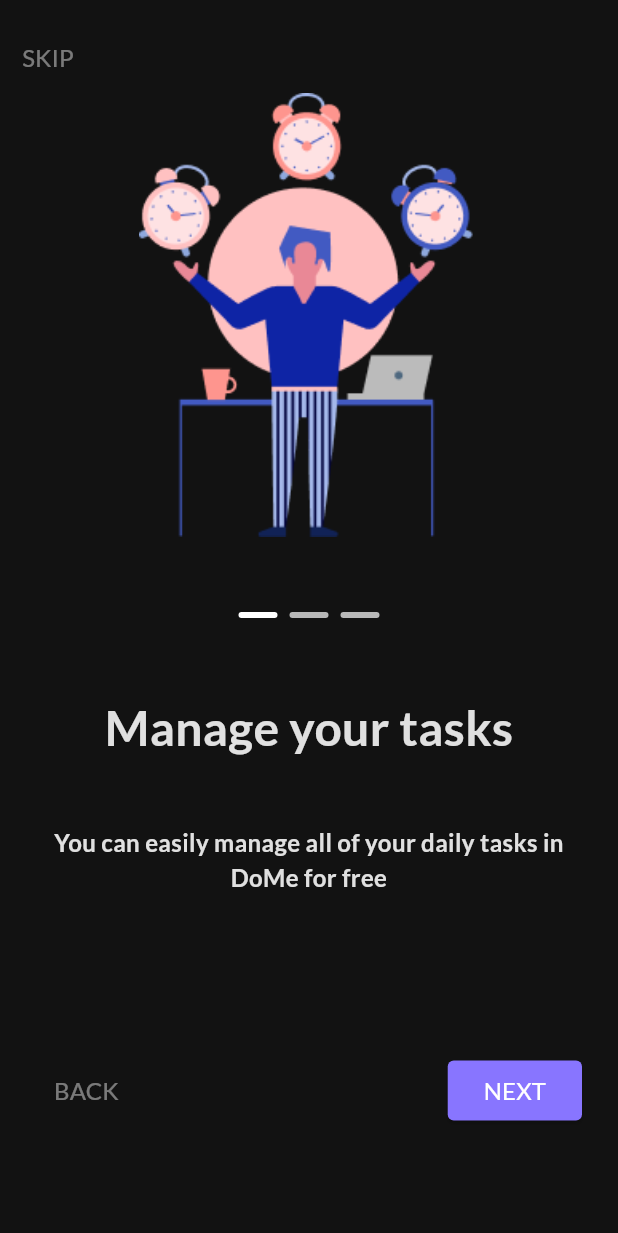
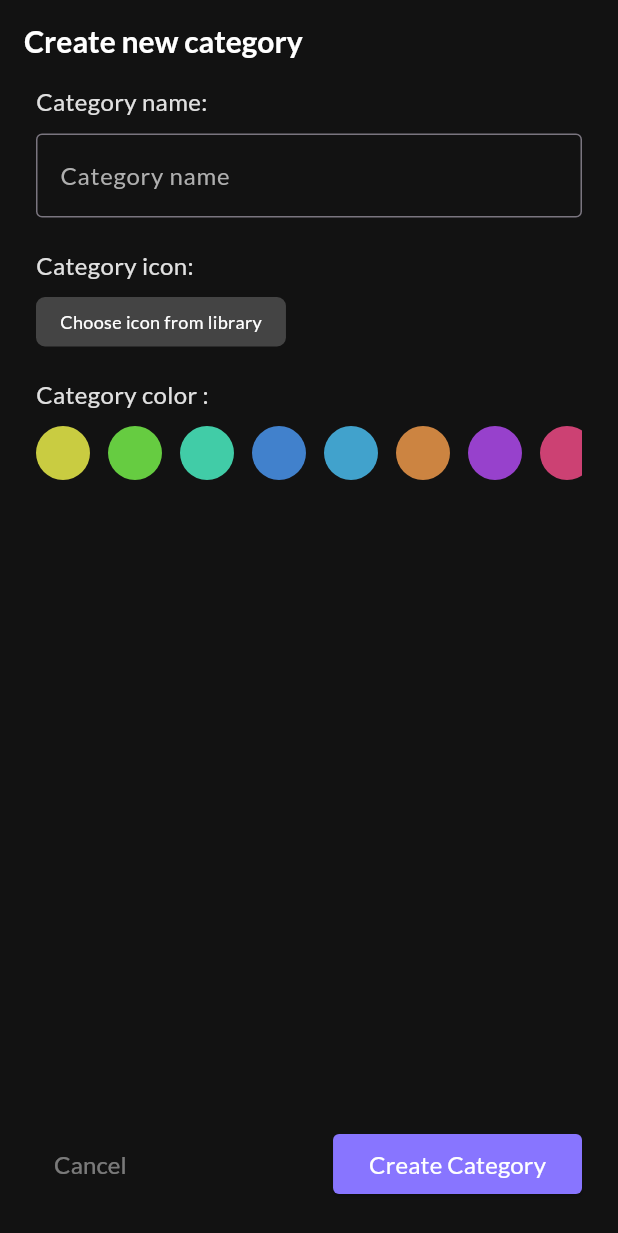
Before and after one commit to NgocDangVan/todolist_pro_app, a Flutter app: the screen it shows after launch, on a phone screen of 412 x 824 dp. Shown: the top 1233 px of the screen. Run offline on Flutter 3.47's test engine with Material 3 defaults, Android fonts, the phone set to English and light mode, and no system bars; our stand-ins replace easy_localization, shared_preferences; missing offline and left inert: dart:ffi.

Commit message:
Make category create UI

```diff
--- a/assets/translations/en.json
+++ b/assets/translations/en.json
@@ -1,4 +1,12 @@
 {
+  "common_cancel": "Cancel",
   "welcome_title": "Welcome to UpTodo",
-  "welcome_description": "Please login to your account or create new account to continue"
+  "welcome_description": "Please login to your account or create new account to continue",
+  "Create_category_page_title": "Create new category",
+  "Create_category_form_category_name_label": "Category name: ",
+  "Create_category_form_category_name_placeholder": "Category name",
+  "Create_category_form_category_icon_label": "Category icon: ",
+  "Create_category_form_category_icon_placeholder": "Choose icon from library",
+  "Create_category_form_category_background_color_label": "Category color :",
+  "Create_category_create_button": "Create Category"
 }
--- a/assets/translations/vi.json
+++ b/assets/translations/vi.json
@@ -1,4 +1,12 @@
 {
+  "common_cancel": "Cancel",
   "welcome_title": "Chào m đến với UpTodo",
-  "welcome_description": "Vui lòng đăng nhập vào tài khoản hoặc tạo mới để tiếp tục."
+  "welcome_description": "Vui lòng đăng nhập vào tài khoản hoặc tạo mới để tiếp tục.",
+  "Create_category_page_title": "Create new category",
+  "Create_category_form_category_name_label": "Category name",
+  "Create_category_form_category_name_placeholder": "Category name",
+  "Create_category_form_category_icon_label": "Category icon: ",
+  "Create_category_form_category_icon_placeholder": "Choose icon from library",
+  "Create_category_form_category_background_color_label": "Category color :",
+  "Create_category_create_button": "Create Category"
 }
--- a/lib/main.dart
+++ b/lib/main.dart
@@ -1,5 +1,6 @@
 import 'package:easy_localization/easy_localization.dart';
 import 'package:flutter/material.dart';
+import 'package:todo_list_app/ui/category/create_or_edit_category.dart';
 import 'package:todo_list_app/ui/main/main_page.dart';
 import 'package:todo_list_app/ui/onboarding/onboarding_page_view.dart';
 import 'package:todo_list_app/ui/ui.splash/splash.dart';
@@ -29,7 +30,7 @@
       localizationsDelegates: context.localizationDelegates,
       locale: context.locale,
       supportedLocales: context.supportedLocales,
-      home: SplashScreen(),
+      home: CreateOrEditCategory(),
     );
   }
 }
--- /dev/null
+++ b/lib/ui/category/create_or_edit_category.dart
@@ -0,0 +1,228 @@
+import 'package:easy_localization/easy_localization.dart';
+import 'package:flutter/material.dart';
+
+class CreateOrEditCategory extends StatefulWidget {
+  const CreateOrEditCategory({super.key});
+
+  @override
+  State<CreateOrEditCategory> createState() => _CreateOrEditCategoryState();
+}
+
+class _CreateOrEditCategoryState extends State<CreateOrEditCategory> {
+  final _nameCategoryTextController = TextEditingController();
+  final List<Color> _colorDataSource = [];
+  Color? colorSelected;
+
+  @override
+  void initState() {
+    // TODO: implement initState
+    super.initState();
+
+    _colorDataSource.addAll([
+      Color(0xFFC9CC41),
+      Color(0xFF66CC41),
+      Color(0xFF41CCA7),
+      Color(0xFF4181CC),
+      Color(0xFF41A2CC),
+      Color(0xFFCC8441),
+      Color(0xFF9741CC),
+      Color(0xFFCC4173),
+    ]);
+  }
+
+  @override
+  Widget build(BuildContext context) {
+    return Scaffold(
+      backgroundColor: const Color(0xFF121212),
+      appBar: AppBar(
+        backgroundColor: Colors.transparent,
+        centerTitle: false,
+        title: const Text("Create_category_page_title",
+                style: TextStyle(
+                    fontSize: 20,
+                    fontWeight: FontWeight.bold,
+                    color: Colors.white))
+            .tr(),
+      ),
+      body: _buildBodyPageScreen(),
+    );
+  }
+
+  Widget _buildBodyPageScreen() {
+    return Container(
+      width: double.infinity,
+      child: Column(
+        children: [
+          Expanded(
+              child: Column(
+            mainAxisAlignment: MainAxisAlignment.start,
+            crossAxisAlignment: CrossAxisAlignment.start,
+            children: [
+              _buildCategoryNameField(),
+              _buildCategoryChooseIconField(),
+              _buildCategoryChooseBackgroundField(),
+            ],
+          )),
+          _buildCancelOrEditCategoryButton(),
+        ],
+      ),
+    );
+  }
+
+  Widget _buildCategoryNameField() {
+    return Container(
+      padding: EdgeInsets.symmetric(horizontal: 24),
+      child: Column(
+        mainAxisAlignment: MainAxisAlignment.start,
+        crossAxisAlignment: CrossAxisAlignment.start,
+        children: [
+          _buildFieldTitle("Create_category_form_category_name_label".tr()),
+          Container(
+            margin: EdgeInsets.only(top: 10),
+            child: TextFormField(
+              controller: _nameCategoryTextController,
+              style: const TextStyle(fontSize: 16, color: Colors.white),
+              decoration: InputDecoration(
+                  hintText:
+                      "Create_category_form_category_name_placeholder".tr(),
+                  hintStyle: TextStyle(fontSize: 16, color: Color(0XFFAFAFAF)),
+                  border: OutlineInputBorder(
+                      borderRadius: BorderRadius.circular(4),
+                      borderSide:
+                          BorderSide(width: 1, color: Color(0xFF979797)))),
+            ),
+          )
+        ],
+      ),
+    );
+  }
+
+  Widget _buildCategoryChooseIconField() {
+    return Container(
+      padding: EdgeInsets.symmetric(horizontal: 24),
+      margin: EdgeInsets.only(top: 20),
+      child: Column(
+        mainAxisAlignment: MainAxisAlignment.start,
+        crossAxisAlignment: CrossAxisAlignment.start,
+        children: [
+          _buildFieldTitle("Create_category_form_category_icon_label".tr()),
+          //GestureDetector để sử dụng sự kiện trong container
+          GestureDetector(
+            onTap: () {
+              print("Hello: Chọn Icon từ 1 màn hình khác");
+            },
+            child: Container(
+              margin: EdgeInsets.only(top: 10),
+              decoration: BoxDecoration(
+                  borderRadius: BorderRadius.circular(6),
+                  color: Color(0xFFFFFFFF).withOpacity(0.21)),
+              child: Padding(
+                padding:
+                    const EdgeInsets.symmetric(horizontal: 16, vertical: 8),
+                child: const Text(
+                        "Create_category_form_category_icon_placeholder",
+                        style: TextStyle(fontSize: 12, color: Colors.white))
+                    .tr(),
+              ),
+            ),
+          )
+        ],
+      ),
+    );
+  }
+
+  Widget _buildCategoryChooseBackgroundField() {
+    return Container(
+      padding: EdgeInsets.symmetric(horizontal: 24),
+      margin: EdgeInsets.only(top: 20),
+      child: Column(
+        mainAxisAlignment: MainAxisAlignment.start,
+        crossAxisAlignment: CrossAxisAlignment.start,
+        children: [
+          _buildFieldTitle(
+              "Create_category_form_category_background_color_label".tr()),
+          //GestureDetector để sử dụng sự kiện trong container
+          Container(
+            margin: EdgeInsets.only(top: 10),
+            width: double.infinity,
+            height: 36,
+            //Một cách khác thay vì dùng row để hiển thị theo chiều ngang thì dùng ListView
+            child: ListView.builder(
+                scrollDirection: Axis.horizontal,
+                itemBuilder: (context, index) {
+                  final color = _colorDataSource.elementAt(index);
+                  final isSelected = colorSelected == color;
+                  return GestureDetector(
+                    onTap: () {
+                      setState(() {
+                        colorSelected = color;
+                      });
+                    },
+                    child: Container(
+                      width: 36,
+                      height: 36,
+                      margin: EdgeInsets.only(right: 12),
+                      decoration: BoxDecoration(
+                          borderRadius: BorderRadius.circular(36 / 2),
+                          color: color),
+                      child: isSelected
+                          ? const Icon(
+                              Icons.check,
+                              color: Colors.white,
+                              size: 20,
+                            )
+                          : null,
+                    ),
+                  );
+                },
+                itemCount: _colorDataSource.length),
+          ),
+        ],
+      ),
+    );
+  }
+
+  Widget _buildFieldTitle(String titleLable) {
+    return Text(titleLable,
+        style: TextStyle(fontSize: 16, color: Colors.white.withOpacity(0.87)));
+  }
+
+  Widget _buildCancelOrEditCategoryButton() {
+    return Container(
+      margin:
+          EdgeInsets.symmetric(horizontal: 24).copyWith(top: 20, bottom: 24),
+      child: Row(
+        children: [
+          TextButton(
+              onPressed: () {},
+              child: Text(
+                "common_cancel",
+                style: TextStyle(
+                    fontSize: 16,
+                    fontFamily: "Lato",
+                    color: Colors.white.withOpacity(0.44)),
+              ).tr()),
+          const Spacer(),
+          ElevatedButton(
+              onPressed: () {
+                _onHandlerCreateCategory();
+              },
+              style: ElevatedButton.styleFrom(
+                  backgroundColor: const Color(0xFF8875FF),
+                  shape: RoundedRectangleBorder(
+                      borderRadius: BorderRadius.circular(4))),
+              child: const Text(
+                "Create_category_create_button",
+                style: TextStyle(
+                    fontSize: 16, fontFamily: "Lato", color: Colors.white),
+              ).tr())
+        ],
+      ),
+    );
+  }
+
+  void _onHandlerCreateCategory() {
+    final categoryName = _nameCategoryTextController.text;
+    print(categoryName);
+  }
+}
```
